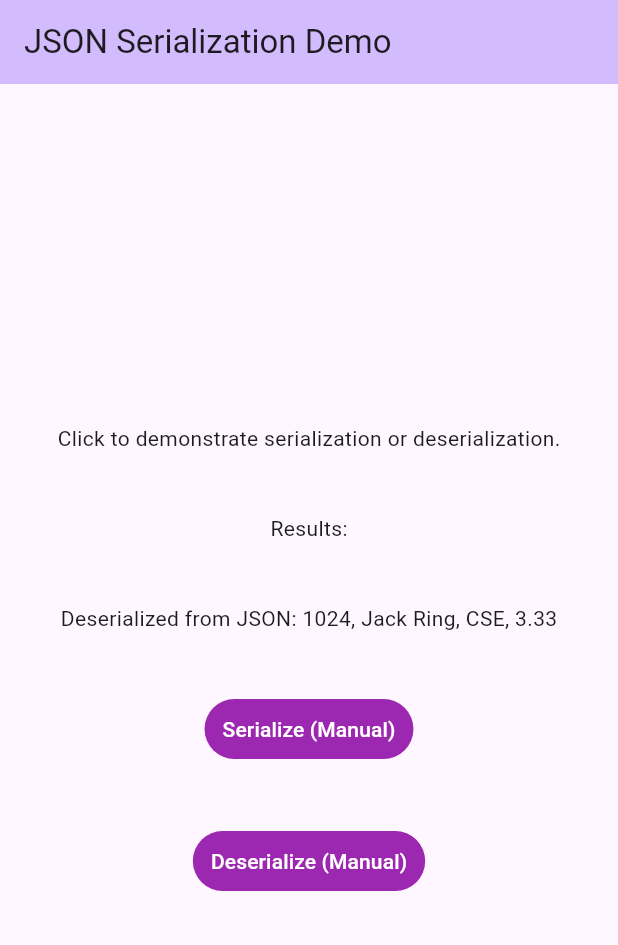
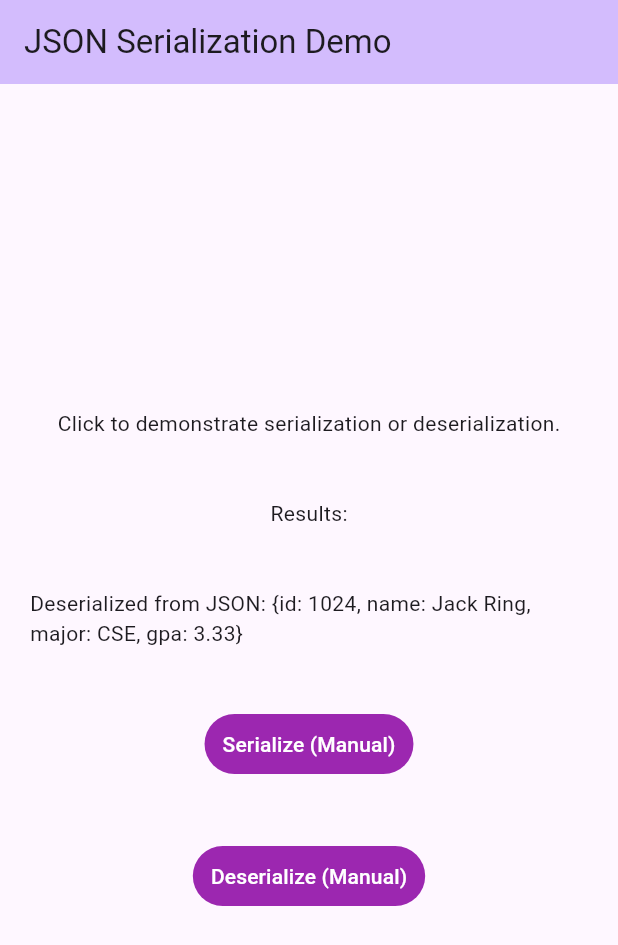
Before and after one commit to madsysharma/json_app, a Flutter app: the screen it shows after launch, after a tap on "Deserialize (Manual)", on a phone screen of 412 x 824 dp. Shown: the top 945 px of the screen. Run offline on Flutter 3.47's test engine with Material 3 defaults, Android fonts, the phone set to English and light mode, and no system bars.

```diff
--- a/lib/main.dart
+++ b/lib/main.dart
@@ -61,12 +61,12 @@ void manualDeserialize() {
   Student s1 = Student("1024", "Jack Ring", "CSE", 3.33);
   String jsonString = jsonEncode(s1.toJson());
   Map<String, dynamic> decodedJson = jsonDecode(jsonString);
-  Student decoded = Student.fromJson(decodedJson);
+  // Student decoded = Student.fromJson(decodedJson);
 
   // Print to terminal and update UI
-  print('Deserialized from JSON: ${decoded.id}, ${decoded.name}, ${decoded.major}, ${decoded.gpa}');
+  print('Deserialized from JSON: $decodedJson');
   setState(() {
-    _result = 'Deserialized from JSON: ${decoded.id}, ${decoded.name}, ${decoded.major}, ${decoded.gpa}';
+    _result = 'Deserialized from JSON: $decodedJson';
   });
 }
 
```
